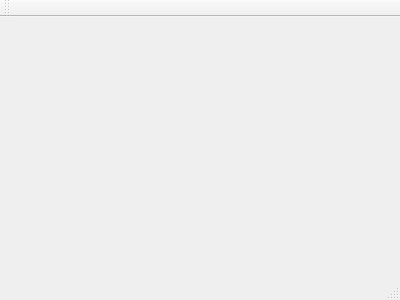
Above: Qt-3-Intro_to_GUI_programming/mainwindow.ui from DoozyX/QtProgrammingTutorial before the change. Below: the same form after it.
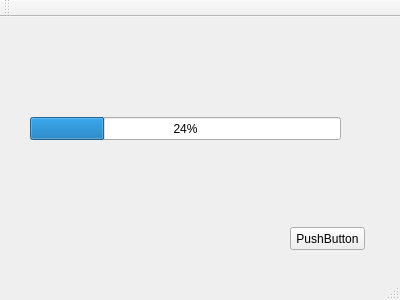
That is the form after the change.

Diff of the .ui file:
```diff
--- a/Qt-3-Intro_to_GUI_programming/mainwindow.ui
+++ b/Qt-3-Intro_to_GUI_programming/mainwindow.ui
@@ -12,13 +12,55 @@
   <property name="windowTitle" >
    <string>MainWindow</string>
   </property>
-  <widget class="QMenuBar" name="menuBar" />
-  <widget class="QToolBar" name="mainToolBar" />
-  <widget class="QWidget" name="centralWidget" />
-  <widget class="QStatusBar" name="statusBar" />
+  <widget class="QWidget" name="centralWidget">
+   <widget class="QPushButton" name="pushButton">
+    <property name="geometry">
+     <rect>
+      <x>290</x>
+      <y>210</y>
+      <width>75</width>
+      <height>23</height>
+     </rect>
+    </property>
+    <property name="text">
+     <string>PushButton</string>
+    </property>
+   </widget>
+   <widget class="QProgressBar" name="progressBar">
+    <property name="geometry">
+     <rect>
+      <x>30</x>
+      <y>100</y>
+      <width>311</width>
+      <height>23</height>
+     </rect>
+    </property>
+    <property name="value">
+     <number>24</number>
+    </property>
+   </widget>
+  </widget>
+  <widget class="QMenuBar" name="menuBar">
+   <property name="geometry">
+    <rect>
+     <x>0</x>
+     <y>0</y>
+     <width>400</width>
+     <height>21</height>
+    </rect>
+   </property>
+  </widget>
+  <widget class="QToolBar" name="mainToolBar">
+   <attribute name="toolBarArea">
+    <enum>TopToolBarArea</enum>
+   </attribute>
+   <attribute name="toolBarBreak">
+    <bool>false</bool>
+   </attribute>
+  </widget>
+  <widget class="QStatusBar" name="statusBar"/>
  </widget>
- <layoutDefault spacing="6" margin="11" />
- <pixmapfunction></pixmapfunction>
+ <layoutdefault spacing="6" margin="11"/>
  <resources/>
  <connections/>
 </ui>
```
Left out of the diff: 26 changed lines with no effect on the pictures.
